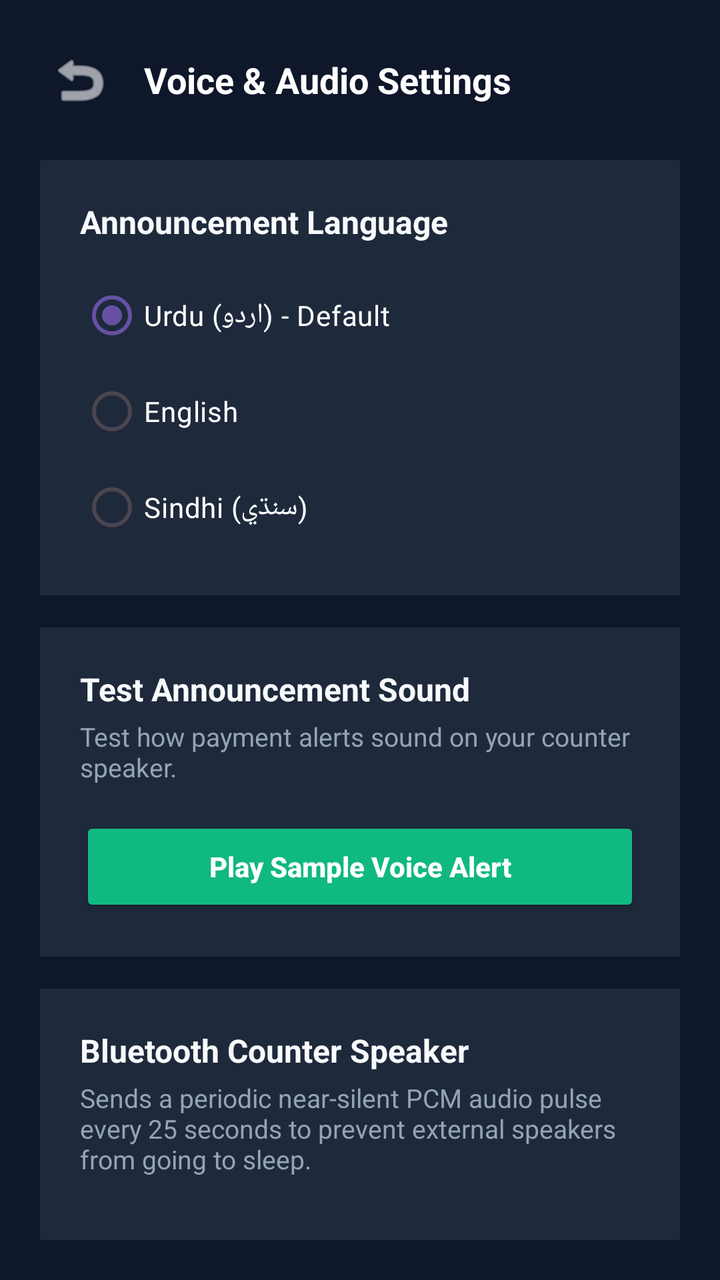
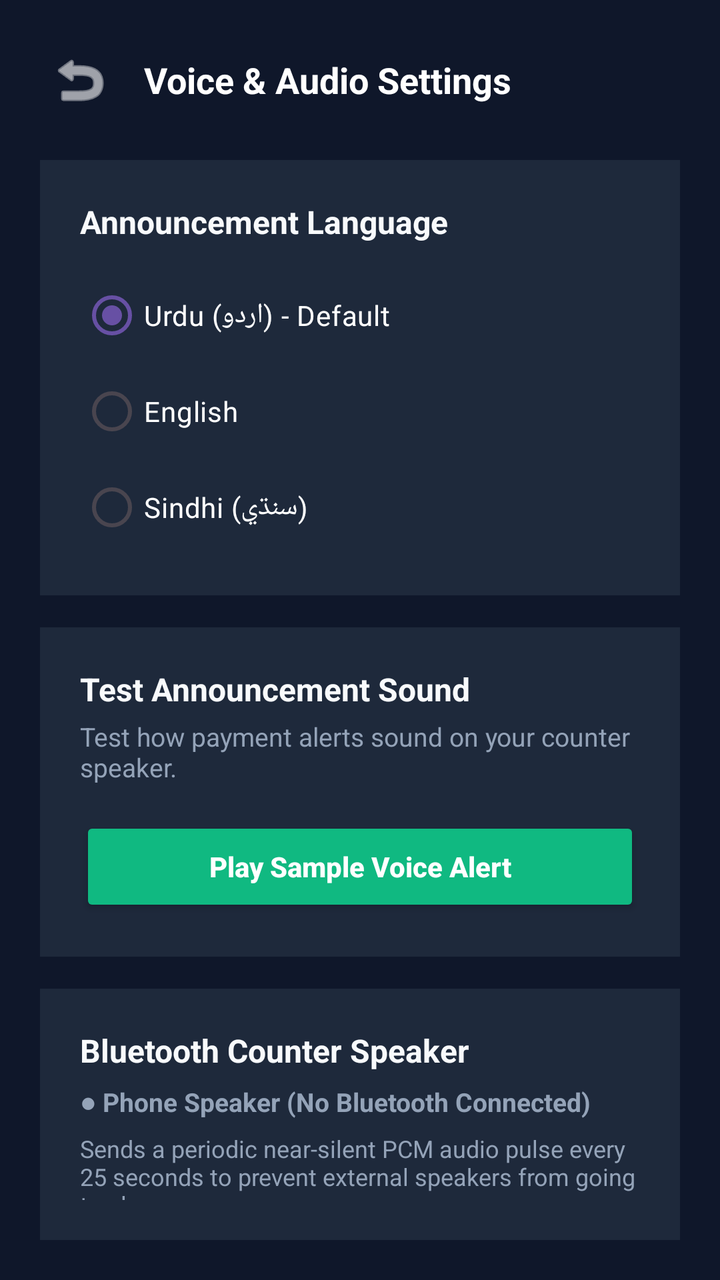

Screens rendered from an Android XML layout before and after an edit, with the pre-edit source and the edit as a unified diff.
<!-- AndroidManifest.xml: application theme Theme.BolPaisa -->
<!-- res/layout/activity_voice_settings.xml -->
<?xml version="1.0" encoding="utf-8"?>
<LinearLayout xmlns:android="http://schemas.android.com/apk/res/android"
    android:layout_width="match_parent"
    android:layout_height="match_parent"
    android:background="#0F172A"
    android:orientation="vertical"
    android:padding="20dp">

    
    <LinearLayout
        android:layout_width="match_parent"
        android:layout_height="wrap_content"
        android:gravity="center_vertical"
        android:orientation="horizontal">

        <ImageButton
            android:id="@+id/btnBack"
            android:layout_width="40dp"
            android:layout_height="40dp"
            android:background="?attr/selectableItemBackgroundBorderless"
            android:contentDescription="Back"
            android:src="@android:drawable/ic_menu_revert"
            android:tint="#FFFFFF" />

        <TextView
            android:layout_width="wrap_content"
            android:layout_height="wrap_content"
            android:layout_marginStart="12dp"
            android:text="Voice &amp; Audio Settings"
            android:textColor="#FFFFFF"
            android:textSize="18sp"
            android:textStyle="bold" />

    </LinearLayout>

    
    <LinearLayout
        android:layout_width="match_parent"
        android:layout_height="wrap_content"
        android:layout_marginTop="20dp"
        android:background="#1E293B"
        android:orientation="vertical"
        android:padding="20dp">

        <TextView
            android:layout_width="wrap_content"
            android:layout_height="wrap_content"
            android:text="Announcement Language"
            android:textColor="#F8FAFC"
            android:textSize="16sp"
            android:textStyle="bold" />

        <RadioGroup
            android:id="@+id/rgLanguage"
            android:layout_width="match_parent"
            android:layout_height="wrap_content"
            android:layout_marginTop="12dp">

            <RadioButton
                android:id="@+id/rbUrdu"
                android:layout_width="match_parent"
                android:layout_height="wrap_content"
                android:checked="true"
                android:paddingVertical="8dp"
                android:text="Urdu (اردو) - Default"
                android:textColor="#FFFFFF"
                android:textSize="14sp" />

            <RadioButton
                android:id="@+id/rbEnglish"
                android:layout_width="match_parent"
                android:layout_height="wrap_content"
                android:paddingVertical="8dp"
                android:text="English"
                android:textColor="#FFFFFF"
                android:textSize="14sp" />

            <RadioButton
                android:id="@+id/rbSindhi"
                android:layout_width="match_parent"
                android:layout_height="wrap_content"
                android:paddingVertical="8dp"
                android:text="Sindhi (سنڌي)"
                android:textColor="#FFFFFF"
                android:textSize="14sp" />

        </RadioGroup>

    </LinearLayout>

    
    <LinearLayout
        android:layout_width="match_parent"
        android:layout_height="wrap_content"
        android:layout_marginTop="16dp"
        android:background="#1E293B"
        android:orientation="vertical"
        android:padding="20dp">

        <TextView
            android:layout_width="wrap_content"
            android:layout_height="wrap_content"
            android:text="Test Announcement Sound"
            android:textColor="#F8FAFC"
            android:textSize="16sp"
            android:textStyle="bold" />

        <TextView
            android:layout_width="wrap_content"
            android:layout_height="wrap_content"
            android:layout_marginTop="4dp"
            android:text="Test how payment alerts sound on your counter speaker."
            android:textColor="#94A3B8"
            android:textSize="13sp" />

        <Button
            android:id="@+id/btnTestAlert"
            android:layout_width="match_parent"
            android:layout_height="50dp"
            android:layout_marginTop="16dp"
            android:backgroundTint="#10B981"
            android:text="Play Sample Voice Alert"
            android:textAllCaps="false"
            android:textColor="#FFFFFF"
            android:textSize="14sp"
            android:textStyle="bold" />

    </LinearLayout>

    
    <LinearLayout
        android:layout_width="match_parent"
        android:layout_height="wrap_content"
        android:layout_marginTop="16dp"
        android:background="#1E293B"
        android:orientation="vertical"
        android:padding="20dp">

        <TextView
            android:layout_width="wrap_content"
            android:layout_height="wrap_content"
            android:text="Bluetooth Counter Speaker"
            android:textColor="#F8FAFC"
            android:textSize="16sp"
            android:textStyle="bold" />

        <TextView
            android:layout_width="wrap_content"
            android:layout_height="wrap_content"
            android:layout_marginTop="4dp"
            android:text="Sends a periodic near-silent PCM audio pulse every 25 seconds to prevent external speakers from going to sleep."
            android:textColor="#94A3B8"
            android:textSize="13sp" />

        <Switch
            android:id="@+id/switchBtKeepAlive"
            android:layout_width="match_parent"
            android:layout_height="wrap_content"
            android:layout_marginTop="12dp"
            android:checked="true"
            android:text="Speaker Keep-Alive Boost"
            android:textColor="#FFFFFF"
            android:textSize="14sp"
            android:textStyle="bold" />

    </LinearLayout>

</LinearLayout>
<!-- resources referenced by this layout -->
<resources>
  <style name="Theme.BolPaisa" parent="Base.Theme.BolPaisa" />
  <style name="Base.Theme.BolPaisa" parent="Theme.Material3.DayNight.NoActionBar">
          
          
      </style>
</resources>

<!-- the commit's change to res/layout/activity_voice_settings.xml (unified diff, before → after) -->
@@ -144,13 +144,36 @@
             android:textSize="16sp"
             android:textStyle="bold" />
 
+        
+        <TextView
+            android:id="@+id/tvBtConnectionStatus"
+            android:layout_width="wrap_content"
+            android:layout_height="wrap_content"
+            android:layout_marginTop="6dp"
+            android:text="● Phone Speaker (No Bluetooth Connected)"
+            android:textColor="#94A3B8"
+            android:textSize="13sp"
+            android:textStyle="bold" />
+
         <TextView
             android:layout_width="wrap_content"
             android:layout_height="wrap_content"
-            android:layout_marginTop="4dp"
+            android:layout_marginTop="6dp"
             android:text="Sends a periodic near-silent PCM audio pulse every 25 seconds to prevent external speakers from going to sleep."
             android:textColor="#94A3B8"
-            android:textSize="13sp" />
+            android:textSize="12sp" />
+
+        <Button
+            android:id="@+id/btnPairBluetooth"
+            android:layout_width="match_parent"
+            android:layout_height="48dp"
+            android:layout_marginTop="12dp"
+            android:backgroundTint="#24344B"
+            android:text="Pair / Connect Bluetooth Speaker"
+            android:textAllCaps="false"
+            android:textColor="#38BDF8"
+            android:textSize="13sp"
+            android:textStyle="bold" />
 
         <Switch
             android:id="@+id/switchBtKeepAlive"
